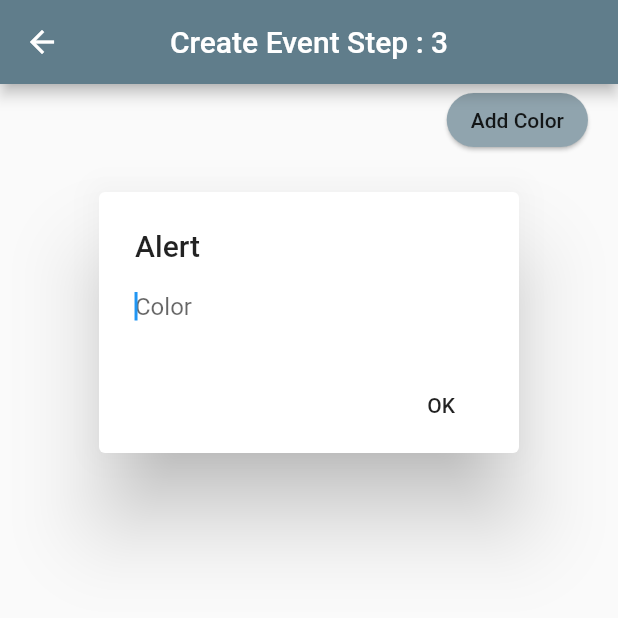
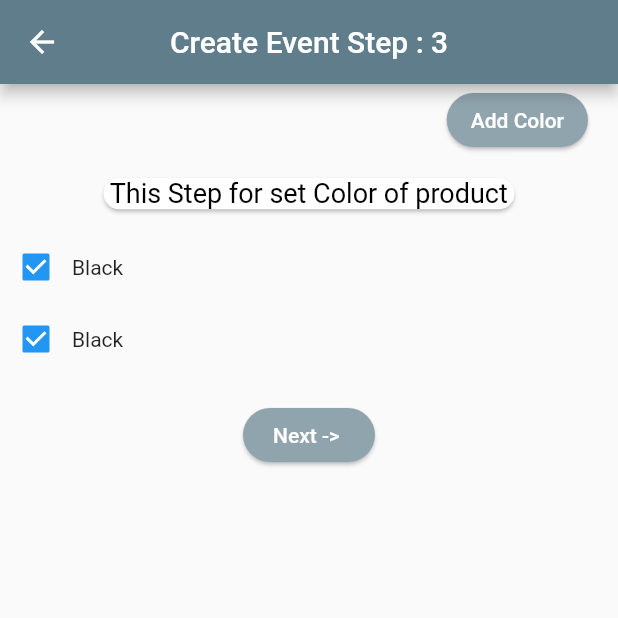
Before and after one commit to NVTP/Project01, a Flutter app: the OnlyColor screen opened directly, on a phone screen of 412 x 824 dp, the top half of it. Run offline on Flutter 3.47's test engine with Material 2 defaults, Android fonts, the phone set to English and light mode, and no system bars; our stand-ins replace flutter_datetime_picker, font_awesome_flutter, image_picker.

```diff
--- a/lib/customer/createEvent/selectVariations/only_color.dart
+++ b/lib/customer/createEvent/selectVariations/only_color.dart
@@ -1,3 +1,4 @@
+import 'package:assem_deal/customer/createEvent/finish_event.dart';
 import 'package:flutter/material.dart';
 
 class OnlyColor extends StatefulWidget {
@@ -8,7 +9,16 @@ class OnlyColor extends StatefulWidget {
 class _OnlyColorState extends State<OnlyColor> {
   final TextEditingController _eCtrl = new TextEditingController();
   List<String> textList = [];
-  bool showDialog = true;
+  bool showDialog = false;
+  bool cbColor;
+  final _formKey = GlobalKey<FormState>();
+
+  @override
+  void initState() {
+    // TODO: implement initState
+    super.initState();
+    cbColor = true;
+  }
 
   @override
   Widget build(BuildContext context) {
@@ -18,7 +28,12 @@ class _OnlyColorState extends State<OnlyColor> {
         centerTitle: true,
       ),
       body: SafeArea(
-        child:  Column(
+        child: SingleChildScrollView(
+          child: Column(
+            children: <Widget>[
+              Column(
+                children: <Widget>[
+                  Column(
                     children: <Widget>[
                       Container(
                         alignment: Alignment.topRight,
@@ -33,43 +48,95 @@ class _OnlyColorState extends State<OnlyColor> {
                               borderRadius: BorderRadius.circular(20)
                           ),
                           elevation: 1.1,
-                child: Text('Add Color'),
+                          child: Text('Add Color',style: TextStyle(color: Colors.white),),
                           color: Colors.blueGrey[300],
                         ),
                       ),
+                      Container(
+                        padding: EdgeInsets.symmetric(horizontal: 20),
+                        alignment: Alignment.center,
+                        height: 50,
+                        child: Card(
+                          elevation: 1.1,
+                          shape: RoundedRectangleBorder(
+                            borderRadius: BorderRadius.circular(20)
+                          ),
+                          child: Text(
+                            ' This Step for set Color of product ',
+                            style: TextStyle(color: Colors.black,fontSize: 18),
+                          ),
+                        ),
+                      ),
+                      Row(
+                        children: <Widget>[
+                          Checkbox(
+                            value: cbColor,
+                            onChanged: (data){
+                              setState(() {
+                                cbColor = data;
+                              });
+                            },
+                          ),
+                          Text('Black'),
+                        ],
+                      ),
+                      Row(
+                        children: <Widget>[
+                          Checkbox(
+                            value: cbColor,
+                            onChanged: (data){
+                              setState(() {
+                                cbColor = data;
+                              });
+                            },
+                          ),
+                          Text('Black'),
+                        ],
+                      ),
+                    ],
+                  ),
                   showDialog == true ?
                   AlertDialog(
-              title: Text('Alert'),
-              content: TextField(
+                    title: Text('Choose Color for Event'),
+                    content: Form(
+                      key: _formKey,
+                      child: TextFormField(
+                        validator: (value){
+                          if(value.isEmpty){
+                            return 'Fill Color';
+                          }else{
+                            return null;
+                          }
+                        },
                         controller: _eCtrl,
                         decoration: InputDecoration.collapsed(hintText: 'Color'),
                         maxLines: 1,
                         autofocus: true,
-                onSubmitted: (String text){
-
-                },
+                      ),
                     ),
                     actions: <Widget>[
                       FlatButton(
                         onPressed: (){
+                          if(_formKey.currentState.validate()){
                             setState(() {
                               showDialog = false;
                               textList.add(_eCtrl.text);
                               _eCtrl.clear();
                             });
+                          }
                         },
                         child: Text('OK'),
                       ),
                     ],
                   ) : Text(''),
-            Flexible(
-              child: ListView.builder(
+                  ListView.builder(
+                    shrinkWrap: true,
                     itemCount: textList.length,
                     itemBuilder: (BuildContext context, int Index){
                       return Row(
                         children: <Widget>[
                           Checkbox(
-                        value: false,
+                            value: cbColor,
                             onChanged: null,
                           ),
                           Text(textList[Index])
@@ -77,10 +144,25 @@ class _OnlyColorState extends State<OnlyColor> {
                       );
                     },
                   ),
+                  RaisedButton(
+                    onPressed: (){
+                      Navigator.push(context,
+                      MaterialPageRoute(builder: (context)=>FinishEvent())
+                      );
+                    },
+                    child: Text('Next -> ',style: TextStyle(color: Colors.white),),
+                    elevation: 1.1,
+                    shape: RoundedRectangleBorder(
+                      borderRadius: BorderRadius.circular(20)
+                    ),
+                    color: Colors.blueGrey[300],
+                  ),
+                ],
               ),
             ],
           ),
         ),
+      )
     );
   }
 }
--- a/lib/customer/event_customer.dart
+++ b/lib/customer/event_customer.dart
@@ -204,7 +204,7 @@ class _EventCustomerState extends State<EventCustomer> {
                       color: Colors.blueGrey[300],
                       borderRadius: BorderRadius.circular(5)
                     ),
-                      child: Text(' Your ',style: TextStyle(color: Colors.white,fontSize: 20),)
+                      child: Text(' The Creator ',style: TextStyle(color: Colors.white,fontSize: 20),)
                   ),
                 ),
                 ListTile(
```
Also changed, not shown: lib/customer/createEvent/create_event.dart (+1 -35 lines), lib/customer/createEvent/finish_event.dart (added, +257 -0 lines). Lines whose indentation alone changed are shown as unchanged.
